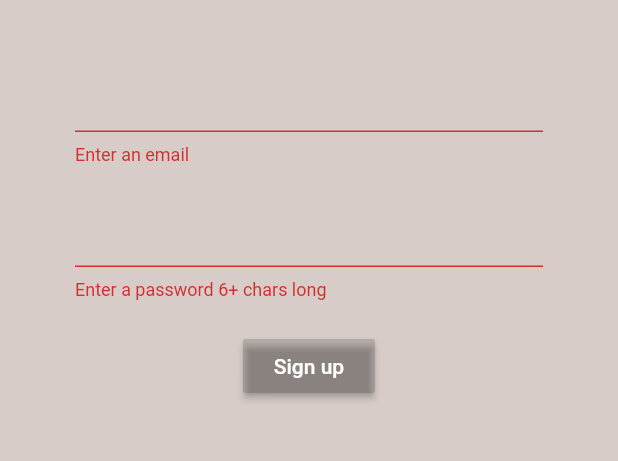
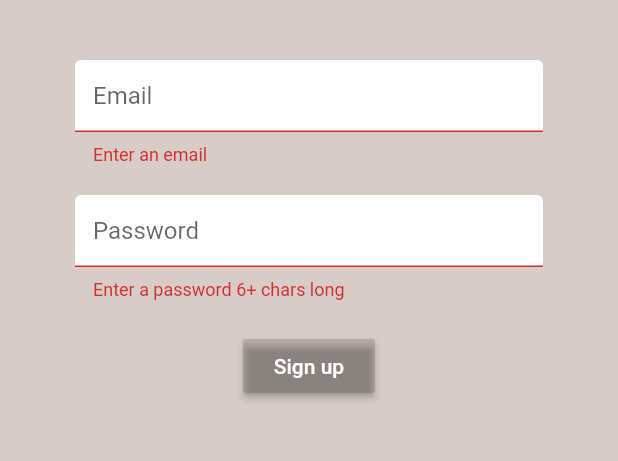
Before and after one commit to ColaoJellyMae/CC105BrewProject, a Flutter app: the Register screen opened directly, after a tap on "Sign up", on a phone screen of 412 x 824 dp, the part 84-545 px from its top. Run offline on Flutter 3.47's test engine with Material 2 defaults, Android fonts, the phone set to English and light mode, and no system bars; our stand-ins replace firebase_auth; accounts and stored records are empty; statements that could not run were skipped.

Commit message:
14th video

```diff
--- a/lib/screens/home/authenticate/register.dart
+++ b/lib/screens/home/authenticate/register.dart
@@ -1,5 +1,6 @@
 import 'package:flutter/material.dart';
 import 'package:brew/Services/auth.dart';
+import 'package:brew/shared/constants.dart';
 
 class Register extends StatefulWidget {
   final Function toggleView;
@@ -44,12 +45,14 @@ class _RegisterState extends State<Register> {
             children: <Widget>[
               SizedBox(height: 20.0),
               TextFormField(
+                  decoration: textInputDecoration.copyWith( hintText: 'Email',),
                   validator: (val) => val.isEmpty ? 'Enter an email' : null,
                   onChanged: (val) {
                     setState(() => email = val);
                   }),
               SizedBox(height: 20.0),
               TextFormField(
+                  decoration: textInputDecoration.copyWith( hintText: 'Password',),
                   obscureText: true,
                   validator: (val) =>
                       val.length < 6 ? 'Enter a password 6+ chars long' : null,
--- a/lib/screens/home/authenticate/sign_in.dart
+++ b/lib/screens/home/authenticate/sign_in.dart
@@ -1,6 +1,6 @@
 import 'package:brew/Services/auth.dart';
 import 'package:flutter/material.dart';
-
+import 'package:brew/shared/constants.dart';
 class SignIn extends StatefulWidget {
   final Function toggleView;
   SignIn({this.toggleView});
@@ -48,13 +48,14 @@ class _SignInState extends State<SignIn> {
             children: <Widget>[
               SizedBox(height: 20.0),
               TextFormField(
+                decoration: textInputDecoration.copyWith( hintText: 'Email',),
                 validator: (val) => val.isEmpty ? 'Enter an email' : null,
                 onChanged: (val) {
                 setState(() => email = val);
               }),
               SizedBox(height: 20.0),
               TextFormField(
-
+                  decoration: textInputDecoration.copyWith( hintText: 'Password',),
                   obscureText: true,
                   validator: (val) =>
                       val.length < 6 ? 'Enter a password 6+ chars long' : null,
--- /dev/null
+++ b/lib/shared/constants.dart
@@ -0,0 +1,11 @@
+import 'package:flutter/material.dart';
+
+const textInputDecoration = InputDecoration(
+
+  fillColor: Colors.white,
+  filled: true,
+  enabledBorder: OutlineInputBorder(
+      borderSide: BorderSide(color: Colors.white, width: 2.0)),
+  focusedBorder: OutlineInputBorder(
+      borderSide: BorderSide(color: Colors.black, width: 2.0)),
+);
```
